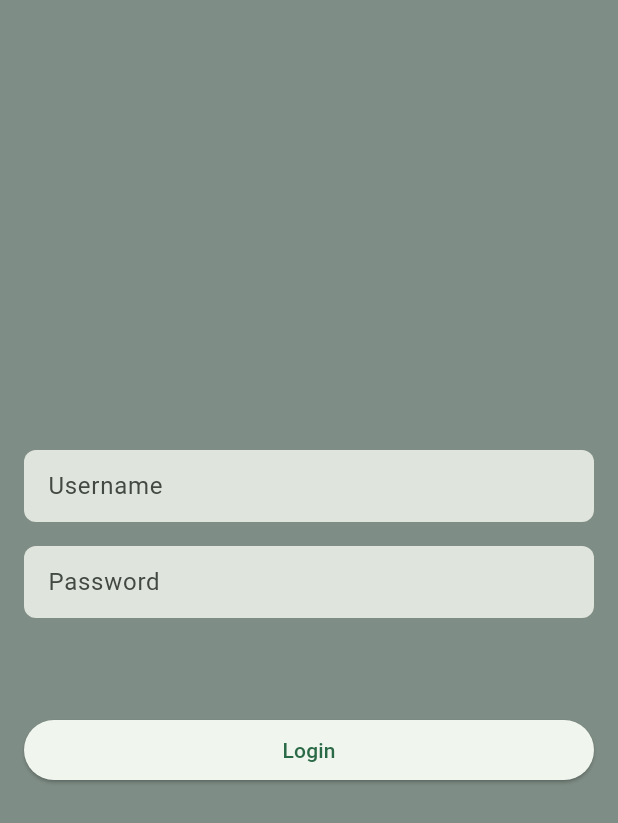
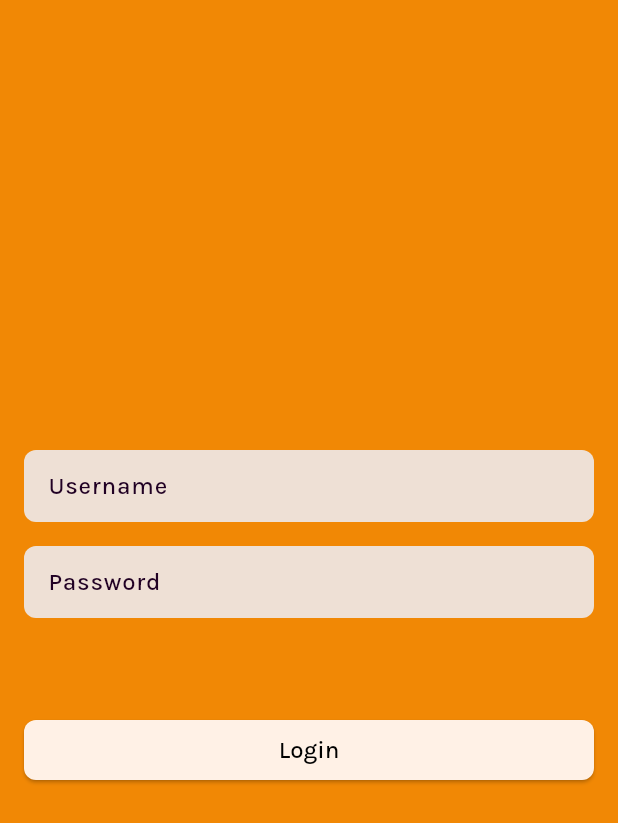
Before and after one commit to JLabeda/jlabeda_uniqcast_task, a Flutter app: the screen it shows after launch, on a phone screen of 412 x 824 dp. Shown: the top 823 px of the screen. Run offline on Flutter 3.47's test engine with Material 3 defaults, Android fonts, the phone set to English and light mode, and no system bars; our stand-ins replace better_player, dartz, dio, flutter_riverpod, freezed_annotation, go_router.

Commit message:
- Display loading indicator while authentication - ErrorPopup widget - Display ErrorPopup when auth error - Display ErrorPopup when channels error - Animations - Toggle channel selection functionality - Play stream of selected channel functionality - Channels 'Try Again' button in case reqest failed - ChannelTile and StreamPlayer widgets extracted to separate files - Some theming changes, removed unused styles - Channels Exception wording fix - Tests fix - Generatd files

```diff
--- a/lib/auth/controllers/auth_notifier.dart
+++ b/lib/auth/controllers/auth_notifier.dart
@@ -14,6 +14,7 @@ class AuthNotifier extends StateNotifier<AuthState> {
     required String password,
   }) async {
     debugPrint('[AuthNotifier] login()');
+    state = const AuthState.loading();
     final response = await service.login(
       userName: userName,
       password: password,
@@ -21,7 +22,7 @@ class AuthNotifier extends StateNotifier<AuthState> {
     if (response.isRight()) {
       state = AuthState.authenticated(response.getRightOrThrow());
     } else {
-      state = const AuthState.error();
+      state = AuthState.error(response.getLeftOrThrow());
     }
   }
 
--- a/lib/auth/controllers/auth_state.dart
+++ b/lib/auth/controllers/auth_state.dart
@@ -1,5 +1,6 @@
 import 'package:freezed_annotation/freezed_annotation.dart';
 import 'package:jlabeda_uniqcast_task/auth/model/uc_auth_data.dart';
+import 'package:jlabeda_uniqcast_task/core/model/uc_task_exception.dart';
 
 part 'auth_state.freezed.dart';
 
@@ -7,7 +8,8 @@ part 'auth_state.freezed.dart';
 class AuthState with _$AuthState {
   const factory AuthState.initial() = _Initial;
   const factory AuthState.authenticated(UCAuthData data) = _Authenticated;
-  const factory AuthState.error() = _Error;
+  const factory AuthState.loading() = _Loading;
+  const factory AuthState.error(UCTaskException exception) = _Error;
 }
 
 extension AuthStateEx on AuthState {
--- a/lib/auth/pages/auth_page.dart
+++ b/lib/auth/pages/auth_page.dart
@@ -2,6 +2,7 @@ import 'package:flutter/material.dart';
 import 'package:flutter_riverpod/flutter_riverpod.dart';
 import 'package:go_router/go_router.dart';
 import 'package:jlabeda_uniqcast_task/auth/controllers/auth_notifier_provider.dart';
+import 'package:jlabeda_uniqcast_task/core/error_popup.dart';
 import 'package:jlabeda_uniqcast_task/main.dart';
 
 class AuthPage extends ConsumerStatefulWidget {
@@ -29,18 +30,31 @@ class _AuthPageState extends ConsumerState<AuthPage> {
         authenticated: (data) {
           context.goNamed(Routes.channels.name);
         },
+        error: (exception) async {
+          await ErrorPopup.show(context, exception);
+        },
       );
     });
     return Scaffold(
-      body: Padding(
+      body: Builder(
+        builder: (context) {
+          return ref.watch(authNotifierProvider).maybeMap(
+                loading: (_) => const Center(
+                  child: CircularProgressIndicator.adaptive(),
+                ),
+                orElse: () => Padding(
                   padding: MediaQuery.of(context).viewPadding +
-            const EdgeInsets.symmetric(horizontal: 16, vertical: 24),
+                      const EdgeInsets.symmetric(
+                        horizontal: 16,
+                        vertical: 24,
+                      ),
                   child: Center(
                     child: Column(
                       mainAxisSize: MainAxisSize.min,
                       children: [
                         TextField(
-                decoration: const InputDecoration(hintText: 'Username'),
+                          decoration:
+                              const InputDecoration(hintText: 'Username'),
                           controller: userNameController,
                           onTapOutside: (_) => FocusScope.of(context).unfocus(),
                         ),
@@ -48,7 +62,8 @@ class _AuthPageState extends ConsumerState<AuthPage> {
                           height: 16,
                         ),
                         TextField(
-                decoration: const InputDecoration(hintText: 'Password'),
+                          decoration:
+                              const InputDecoration(hintText: 'Password'),
                           controller: passwordController,
                           onTapOutside: (_) => FocusScope.of(context).unfocus(),
                         ),
@@ -71,6 +86,9 @@ class _AuthPageState extends ConsumerState<AuthPage> {
                   ),
                 ),
               );
+        },
+      ),
+    );
   }
 
   @override
--- a/lib/channels/controllers/channels_state.dart
+++ b/lib/channels/controllers/channels_state.dart
@@ -12,6 +12,7 @@ part 'channels_state.g.dart';
 class ChannelsState with _$ChannelsState {
   const factory ChannelsState({
     required List<Channel> channels,
+    Channel? selectedChannel,
     String? operatorId,
     UCTaskException? exception,
   }) = _ChannelsState;
@@ -19,5 +20,7 @@ class ChannelsState with _$ChannelsState {
   factory ChannelsState.fromJson(Map<String, dynamic> json) =>
       _$ChannelsStateFromJson(json);
 
-  factory ChannelsState.initial() => const ChannelsState(channels: []);
+  factory ChannelsState.initial() => const ChannelsState(
+        channels: [],
+      );
 }
--- a/lib/core/model/uc_task_exception.dart
+++ b/lib/core/model/uc_task_exception.dart
@@ -15,7 +15,7 @@ class UCTaskException with _$UCTaskException {
 
   const factory UCTaskException.channels([
     @Default(
-      'Problem with authentication service. Please try again later, or contact support.',
+      'Problem with fetching channel data. Please try again later, or contact support.',
     )
     String message,
   ]) = _Channels;
--- a/lib/core/theme.dart
+++ b/lib/core/theme.dart
@@ -3,79 +3,71 @@ part of 'package:jlabeda_uniqcast_task/main.dart';
 /// Custom theme used across the app
 
 class UCTheme {
-  static const primary = Color(0xFF3C493F);
-  static const secondary = Color(0xFF7E8D85);
-  static const background = Color(0xFFB3BfB8);
+  static const primary = Color(0xFFFCB55F);
+  static const secondary = Color(0xFFF18805);
+  static const background = Color(0xFFF7F5FB);
 
-  static const strong = Color.fromRGBO(0, 0, 0, 0.8);
-  static const medium = Color.fromRGBO(0, 0, 0, 0.4);
-  static const light = Color.fromRGBO(0, 0, 0, 0.2);
+  static const text = Color(0xFF210124);
 
   static const fontFamily = 'Karla';
 
   static ThemeData get theme => ThemeData(
         colorScheme: ColorScheme.fromSeed(
+          secondary: secondary,
           seedColor: primary,
           background: background,
           surface: secondary,
           surfaceTint: Colors.transparent,
         ),
         useMaterial3: true,
-        inputDecorationTheme: const InputDecorationTheme(
-          border: OutlineInputBorder(
+        inputDecorationTheme: InputDecorationTheme(
+          hintStyle: UCStyles.title2,
+          border: const OutlineInputBorder(
             borderSide: BorderSide.none,
             borderRadius: BorderRadius.all(
               Radius.circular(8),
             ),
           ),
           filled: true,
-          contentPadding: EdgeInsets.symmetric(horizontal: 12, vertical: 4),
+          contentPadding:
+              const EdgeInsets.symmetric(horizontal: 12, vertical: 4),
+        ),
+        elevatedButtonTheme: ElevatedButtonThemeData(
+          style: ButtonStyle(
+            foregroundColor: const MaterialStatePropertyAll(Colors.black),
+            textStyle: MaterialStatePropertyAll(UCStyles.title2),
+            shape: MaterialStatePropertyAll(
+              RoundedRectangleBorder(
+                borderRadius: BorderRadius.circular(8),
+              ),
+            ),
+          ),
         ),
       );
 }
 
 extension UCStyles on TextTheme {
-  TextStyle get title1 => const TextStyle(
+  static TextStyle get title1 => const TextStyle(
         fontFamily: UCTheme.fontFamily,
-        color: UCTheme.strong,
+        color: UCTheme.text,
         fontWeight: FontWeight.w600,
         fontSize: 18,
       );
-  TextStyle get title2 => const TextStyle(
+  static TextStyle get title2 => const TextStyle(
         fontFamily: UCTheme.fontFamily,
-        color: UCTheme.strong,
+        color: UCTheme.text,
         fontWeight: FontWeight.w500,
         fontSize: 16,
       );
-  TextStyle get title3 => const TextStyle(
-        fontFamily: UCTheme.fontFamily,
-        color: UCTheme.strong,
-        fontSize: 16,
-      );
-  TextStyle get body => const TextStyle(
+  static TextStyle get body => const TextStyle(
         height: 1.5,
         fontFamily: UCTheme.fontFamily,
-        color: UCTheme.medium,
+        color: UCTheme.text,
         fontSize: 12,
       );
-  TextStyle get input => const TextStyle(
+  static TextStyle get subtitle => const TextStyle(
         fontFamily: UCTheme.fontFamily,
-        color: UCTheme.medium,
-        fontSize: 12,
-      );
-  TextStyle get hint => const TextStyle(
-        fontFamily: UCTheme.fontFamily,
-        color: UCTheme.light,
-        fontSize: 12,
-      );
-  TextStyle get subtitle => const TextStyle(
-        fontFamily: UCTheme.fontFamily,
-        color: UCTheme.medium,
+        color: UCTheme.text,
         fontSize: 10,
       );
-  TextStyle get detail => const TextStyle(
-        fontFamily: UCTheme.fontFamily,
-        color: UCTheme.medium,
-        fontSize: 12,
-      );
 }
--- a/lib/main.dart
+++ b/lib/main.dart
@@ -1,6 +1,7 @@
 import 'package:flutter/material.dart';
 import 'package:flutter_riverpod/flutter_riverpod.dart';
 import 'package:go_router/go_router.dart';
+
 import 'package:jlabeda_uniqcast_task/auth/pages/auth_page.dart';
 import 'package:jlabeda_uniqcast_task/channels/pages/channels_page.dart';
 
@@ -8,6 +9,7 @@ part 'package:jlabeda_uniqcast_task/core/go_router.dart';
 part 'package:jlabeda_uniqcast_task/core/theme.dart';
 
 void main() {
+  WidgetsFlutterBinding.ensureInitialized();
   runApp(
     const ProviderScope(
       child: UniqcastTaskApp(),
--- a/pubspec.yaml
+++ b/pubspec.yaml
@@ -8,6 +8,7 @@ environment:
   sdk: '>=3.2.6 <4.0.0'
 
 dependencies:
+  better_player: ^0.0.83
   build_runner: ^2.4.9
   cupertino_icons: ^1.0.2
   dartz: ^0.10.1
```
Also changed, not shown: lib/channels/controllers/channels_notifier.dart (+14 -0 lines), lib/channels/pages/channels_page.dart (+36 -43 lines), lib/channels/widgets/channel_tile.dart (added, +69 -0 lines), lib/channels/widgets/stream_player.dart (added, +94 -0 lines), lib/core/error_popup.dart (added, +39 -0 lines), lib/auth/controllers/auth_state.freezed.dart, lib/channels/controllers/channels_state.freezed.dart, lib/channels/controllers/channels_state.g.dart, lib/core/model/uc_task_exception.freezed.dart, lib/core/model/uc_task_exception.g.dart, pubspec.lock, 6 other files. Lines whose indentation alone changed are shown as unchanged.
